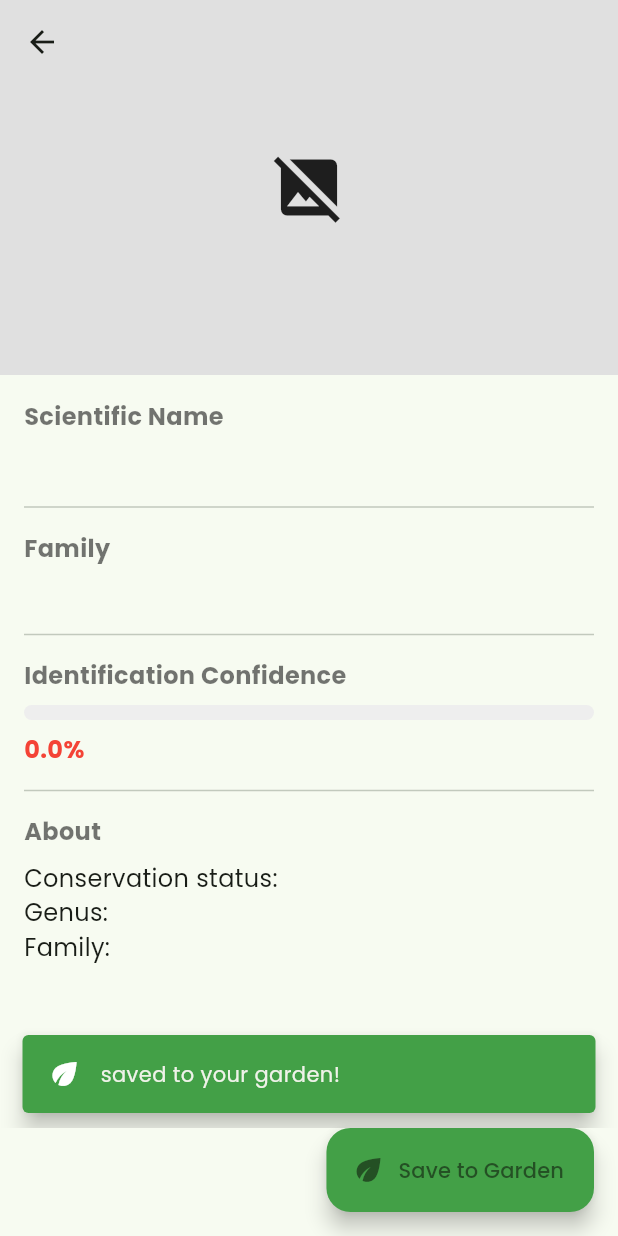
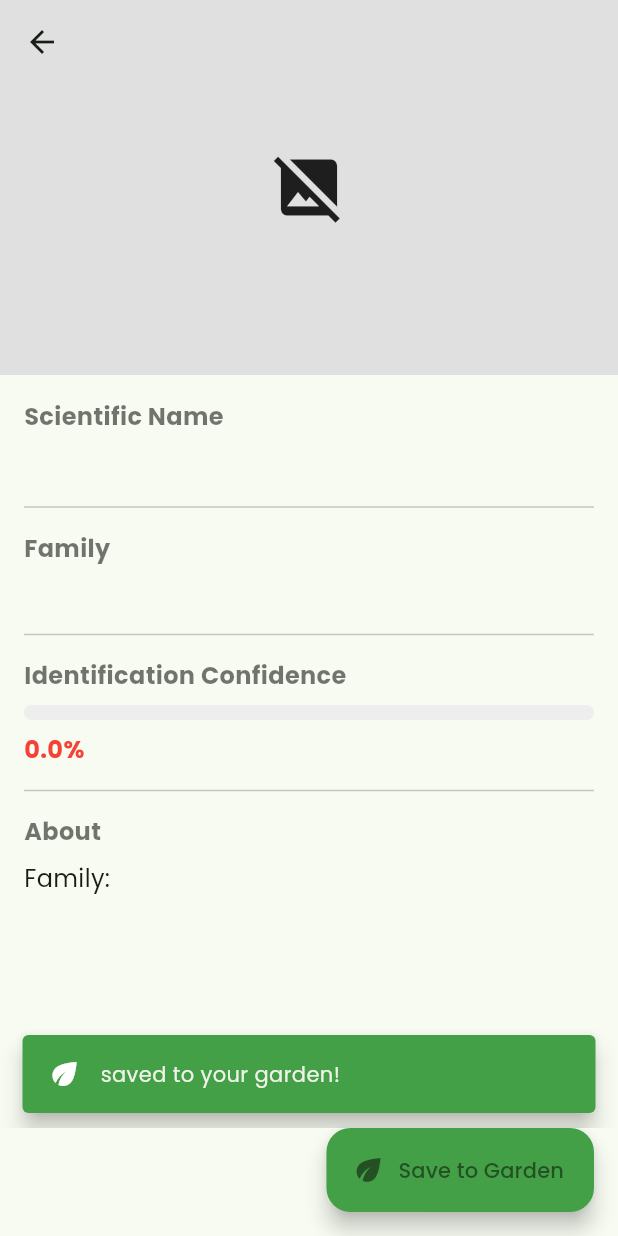
Before and after one commit to nendix/plantyze, a Flutter app: the PlantDetailsScreen screen opened directly with empty values, after a tap on "Save to Garden", on a phone screen of 412 x 824 dp. Run offline on Flutter 3.47's test engine with Material 3 defaults, Android fonts, the phone set to English and light mode, and no system bars; our stand-ins replace cached_network_image, camera, connectivity_plus, flutter_dotenv, image_picker, permission_handler and 1 more; accounts and stored records are empty.

Commit message:
refactor: simplify data models and remove nested complexity
Flatten IdentificationResult and Plant models by removing deeply nested structures:
- Remove PlantImage and TaxonomicData models
- Simplify IdentificationResult to essential fields (plants, capturedImagePath, success state)
- Simplify Plant model to core identification data
- Update screens and widgets to use flattened structure

Improves maintainability and reduces parsing complexity

```diff
--- a/lib/models/plant.dart
+++ b/lib/models/plant.dart
@@ -1,72 +1,42 @@
-import 'package:plantyze/models/plant_image.dart';
-import 'package:plantyze/models/taxonomic_data.dart';
-
-/// Enhanced Plant model that fully supports PlantNet API response structure
 class Plant {
-  // Core identification data
-  final double score; // Confidence score from API (0.0 to 1.0)
-
-  // Species information
-  final String scientificNameWithoutAuthor;
-  final String? scientificNameAuthorship;
+  final String scientificName;
   final List<String> commonNames;
-  final Genus? genus;
-  final Family family;
-
-  // External database references
-  final GbifData? gbif;
-  final PowoData? powo;
-  final IucnData? iucn;
-
-  // Images associated with this plant
-  final List<PlantImage> images;
-
-  // Additional metadata
-  final String? wiki; // Wikipedia link if available
+  final String family;
+  final double score;
+  final List<String> images;
 
   Plant({
+    required this.scientificName,
+    required this.commonNames,
+    required this.family,
     required this.score,
-    required this.scientificNameWithoutAuthor,
-    this.scientificNameAuthorship,
-    required this.commonNames,
-    this.genus,
-    required this.family,
-    this.gbif,
-    this.powo,
-    this.iucn,
     required this.images,
-    this.wiki,
   });
 
   factory Plant.fromJson(Map<String, dynamic> json) {
     final species = json['species'] as Map<String, dynamic>? ?? {};
 
-    // Parse common names
     List<String> commonNames = [];
     if (species['commonNames'] != null) {
       final names = species['commonNames'] as List<dynamic>?;
       commonNames = names?.map((name) => name.toString()).toList() ?? [];
     }
 
-    // Parse images
-    List<PlantImage> images = [];
+    List<String> images = [];
     if (json['images'] != null) {
       final imageList = json['images'] as List<dynamic>?;
-      images = imageList?.map((img) => PlantImage.fromJson(img as Map<String, dynamic>)).toList() ?? [];
+      images = imageList?.map((img) => img['url']?.toString() ?? '').where((url) => url.isNotEmpty).toList() ?? [];
     }
 
+    final familyData = species['family'] as Map<String, dynamic>?;
+    final familyName = familyData?['scientificNameWithoutAuthor']?.toString() ?? '';
+
     return Plant(
+      scientificName: species['scientificNameWithoutAuthor']?.toString() ?? '',
+      commonNames: commonNames,
+      family: familyName,
       score: json['score'] != null ? (json['score'] as num).toDouble() : 0.0,
-      scientificNameWithoutAuthor: species['scientificNameWithoutAuthor']?.toString() ?? '',
-      scientificNameAuthorship: species['scientificNameAuthorship']?.toString(),
-      commonNames: commonNames,
-      genus: species['genus'] != null ? Genus.fromJson(species['genus'] as Map<String, dynamic>) : null,
-      family: species['family'] != null ? Family.fromJson(species['family'] as Map<String, dynamic>) : const Family(scientificNameWithoutAuthor: ''),
-      gbif: json['gbif'] != null ? GbifData.fromJson(json['gbif'] as Map<String, dynamic>) : null,
-      powo: json['powo'] != null ? PowoData.fromJson(json['powo'] as Map<String, dynamic>) : null,
-      iucn: json['iucn'] != null ? IucnData.fromJson(json['iucn'] as Map<String, dynamic>) : null,
       images: images,
-      wiki: json['wiki']?.toString(),
     );
   }
 
@@ -74,74 +44,40 @@ class Plant {
     return {
       'score': score,
       'species': {
-        'scientificNameWithoutAuthor': scientificNameWithoutAuthor,
-        if (scientificNameAuthorship != null) 'scientificNameAuthorship': scientificNameAuthorship,
+        'scientificNameWithoutAuthor': scientificName,
         'commonNames': commonNames,
-        if (genus != null) 'genus': genus!.toJson(),
-        'family': family.toJson(),
+        'family': {
+          'scientificNameWithoutAuthor': family,
+        },
       },
-      if (gbif != null) 'gbif': gbif!.toJson(),
-      if (powo != null) 'powo': powo!.toJson(),
-      if (iucn != null) 'iucn': iucn!.toJson(),
-      'images': images.map((img) => img.toJson()).toList(),
-      if (wiki != null) 'wiki': wiki,
+      'images': images.map((url) => {'url': url}).toList(),
     };
   }
 
-  // Convenience getters for backward compatibility and UI
-
-  /// Returns the primary common name or scientific name if no common names
   String get commonName {
-    return commonNames.isNotEmpty ? commonNames.first : scientificNameWithoutAuthor;
+    return commonNames.isNotEmpty ? commonNames.first : scientificName;
   }
 
-  /// Returns the scientific name (same as scientificNameWithoutAuthor for compatibility)
-  String get scientificName => scientificNameWithoutAuthor;
-
-  /// Returns the family name for backward compatibility
-  String get familyName => family.scientificNameWithoutAuthor;
-
-  /// Returns the probability (same as score for backward compatibility)
   double get probability => score;
 
-  /// Returns the primary image URL or empty string
   String get imageUrl {
-    return images.isNotEmpty ? images.first.url : '';
+    return images.isNotEmpty ? images.first : '';
   }
 
-  /// Returns list of additional image URLs
   List<String> get similarImages {
-    return images.skip(1).map((img) => img.url).toList();
+    return images.skip(1).toList();
   }
 
-  /// Returns a unique identifier for this plant
   String get id {
-    return gbif?.id ?? powo?.id ?? iucn?.id ?? scientificNameWithoutAuthor.hashCode.toString();
+    return scientificName.hashCode.toString();
   }
 
-  /// Returns a description based on available data
   String get description {
-    List<String> parts = [];
-
-    if (iucn != null && iucn!.category != null) {
-      parts.add('Conservation status: ${iucn!.conservationStatus}');
-    }
-
-    if (genus != null) {
-      parts.add('Genus: ${genus!.scientificNameWithoutAuthor}');
-    }
-
-    parts.add('Family: ${family.scientificNameWithoutAuthor}');
-
-    if (parts.isEmpty) {
-      return 'No additional information available.';
-    }
-
-    return parts.join('\n');
+    return 'Family: $family';
   }
 
   @override
   String toString() {
-    return 'Plant(scientificName: $scientificNameWithoutAuthor, commonName: $commonName, score: $score)';
+    return 'Plant(scientificName: $scientificName, commonName: $commonName, score: $score)';
   }
 }
--- a/lib/models/plant_image.dart
+++ /dev/null
@@ -1,43 +0,0 @@
-/// Represents an image associated with a plant identification result
-class PlantImage {
-  final String url;
-  final String? author;
-  final String? license;
-  final DateTime? date;
-  final String? citation;
-
-  const PlantImage({
-    required this.url,
-    this.author,
-    this.license,
-    this.date,
-    this.citation,
-  });
-
-  factory PlantImage.fromJson(Map<String, dynamic> json) {
-    return PlantImage(
-      url: json['url']?.toString() ?? '',
-      author: json['author']?.toString(),
-      license: json['license']?.toString(),
-      date: json['date'] != null
-          ? DateTime.tryParse(json['date'].toString())
-          : null,
-      citation: json['citation']?.toString(),
-    );
-  }
-
-  Map<String, dynamic> toJson() {
-    return {
-      'url': url,
-      if (author != null) 'author': author,
-      if (license != null) 'license': license,
-      if (date != null) 'date': date!.toIso8601String(),
-      if (citation != null) 'citation': citation,
-    };
-  }
-
-  @override
-  String toString() {
-    return 'PlantImage(url: $url, author: $author)';
-  }
-}
--- a/lib/models/taxonomic_data.dart
+++ /dev/null
@@ -1,167 +0,0 @@
-/// GBIF (Global Biodiversity Information Facility) data
-class GbifData {
-  final String id;
-  final String? scientificName;
-  final String? rank;
-
-  const GbifData({
-    required this.id,
-    this.scientificName,
-    this.rank,
-  });
-
-  factory GbifData.fromJson(Map<String, dynamic> json) {
-    return GbifData(
-      id: json['id']?.toString() ?? '',
-      scientificName: json['scientificName']?.toString(),
-      rank: json['rank']?.toString(),
-    );
-  }
-
-  Map<String, dynamic> toJson() {
-    return {
-      'id': id,
-      if (scientificName != null) 'scientificName': scientificName,
-      if (rank != null) 'rank': rank,
-    };
-  }
-}
-
-/// POWO (Plants of the World Online) data
-class PowoData {
-  final String id;
-  final String? scientificName;
-  final String? rank;
-
-  const PowoData({
-    required this.id,
-    this.scientificName,
-    this.rank,
-  });
-
-  factory PowoData.fromJson(Map<String, dynamic> json) {
-    return PowoData(
-      id: json['id']?.toString() ?? '',
-      scientificName: json['scientificName']?.toString(),
-      rank: json['rank']?.toString(),
-    );
-  }
-
-  Map<String, dynamic> toJson() {
-    return {
-      'id': id,
-      if (scientificName != null) 'scientificName': scientificName,
-      if (rank != null) 'rank': rank,
-    };
-  }
-}
-
-/// IUCN (International Union for Conservation of Nature) conservation status data
-class IucnData {
-  final String id;
-  final String? category; // e.g., "LC" (Least Concern), "EN" (Endangered), etc.
-  final String? scientificName;
-
-  const IucnData({
-    required this.id,
-    this.category,
-    this.scientificName,
-  });
-
-  factory IucnData.fromJson(Map<String, dynamic> json) {
-    return IucnData(
-      id: json['id']?.toString() ?? '',
-      category: json['category']?.toString(),
-      scientificName: json['scientificName']?.toString(),
-    );
-  }
-
-  Map<String, dynamic> toJson() {
-    return {
-      'id': id,
-      if (category != null) 'category': category,
-      if (scientificName != null) 'scientificName': scientificName,
-    };
-  }
-
-  /// Returns user-friendly conservation status description
-  String get conservationStatus {
-    switch (category?.toUpperCase()) {
-      case 'LC':
-        return 'Least Concern';
-      case 'NT':
-        return 'Near Threatened';
-      case 'VU':
-        return 'Vulnerable';
-      case 'EN':
-        return 'Endangered';
-      case 'CR':
-        return 'Critically Endangered';
-      case 'EW':
-        return 'Extinct in the Wild';
-      case 'EX':
-        return 'Extinct';
-      case 'DD':
-        return 'Data Deficient';
-      case 'NE':
-        return 'Not Evaluated';
-      default:
-        return category ?? 'Unknown';
-    }
-  }
-
-  /// Returns true if the species is threatened (VU, EN, CR)
-  bool get isThreatened {
-    return ['VU', 'EN', 'CR'].contains(category?.toUpperCase());
-  }
-}
-
-/// Family taxonomic information
-class Family {
-  final String scientificNameWithoutAuthor;
-  final String? scientificNameAuthorship;
-
-  const Family({
-    required this.scientificNameWithoutAuthor,
-    this.scientificNameAuthorship,
-  });
-
-  factory Family.fromJson(Map<String, dynamic> json) {
-    return Family(
-      scientificNameWithoutAuthor: json['scientificNameWithoutAuthor']?.toString() ?? '',
-      scientificNameAuthorship: json['scientificNameAuthorship']?.toString(),
-    );
-  }
-
-  Map<String, dynamic> toJson() {
-    return {
-      'scientificNameWithoutAuthor': scientificNameWithoutAuthor,
-      if (scientificNameAuthorship != null) 'scientificNameAuthorship': scientificNameAuthorship,
-    };
-  }
-}
-
-/// Genus taxonomic information
-class Genus {
-  final String scientificNameWithoutAuthor;
-  final String? scientificNameAuthorship;
-
-  const Genus({
-    required this.scientificNameWithoutAuthor,
-    this.scientificNameAuthorship,
-  });
-
-  factory Genus.fromJson(Map<String, dynamic> json) {
-    return Genus(
-      scientificNameWithoutAuthor: json['scientificNameWithoutAuthor']?.toString() ?? '',
-      scientificNameAuthorship: json['scientificNameAuthorship']?.toString(),
-    );
-  }
-
-  Map<String, dynamic> toJson() {
-    return {
-      'scientificNameWithoutAuthor': scientificNameWithoutAuthor,
-      if (scientificNameAuthorship != null) 'scientificNameAuthorship': scientificNameAuthorship,
-    };
-  }
-}
--- a/lib/screens/plant_details_screen.dart
+++ b/lib/screens/plant_details_screen.dart
@@ -193,7 +193,7 @@ class _PlantDetailsScreenState extends State<PlantDetailsScreen> {
             ),
           ),
           const SizedBox(height: 4),
-          Text(widget.plant.family.scientificNameWithoutAuthor, style: const TextStyle(fontSize: 18)),
+          Text(widget.plant.family, style: const TextStyle(fontSize: 18)),
 
           const Divider(height: 32),
 
--- a/lib/screens/result_screen.dart
+++ b/lib/screens/result_screen.dart
@@ -52,7 +52,7 @@ class _ResultScreenState extends State<ResultScreen> {
           decoration: BoxDecoration(
             color: Colors.black,
             image: DecorationImage(
-              image: FileImage(File(widget.result.queryCapturedImage)),
+              image: FileImage(File(widget.result.capturedImagePath)),
               fit: BoxFit.cover,
             ),
           ),
```
Also changed, not shown: lib/models/identification_result.dart (+6 -127 lines), lib/widgets/theme_picker_widget.dart (+15 -13 lines), pubspec.yaml (+6 -7 lines), pubspec.lock.
